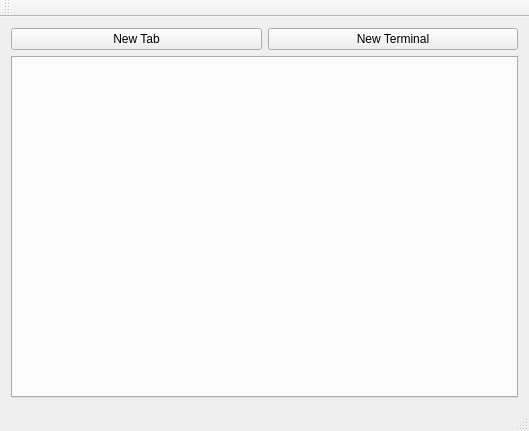
Above: sandboxbrowser.ui from luyikei/SandboxBrowser before the change. Below: the same form after it.
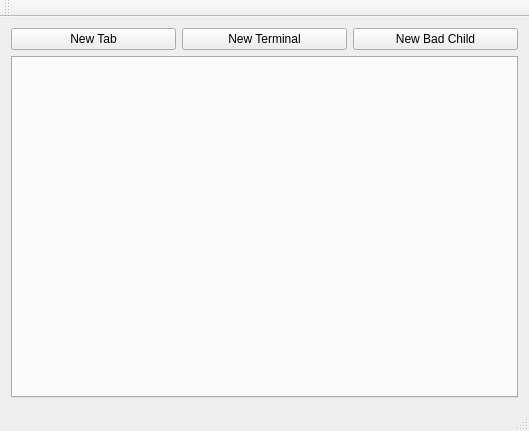
That is the form after the change.

```diff
--- a/sandboxbrowser.ui
+++ b/sandboxbrowser.ui
@@ -29,7 +29,14 @@
       </property>
      </widget>
     </item>
-    <item row="1" column="0" colspan="2">
+    <item row="0" column="2">
+     <widget class="QPushButton" name="newBadChild">
+      <property name="text">
+       <string>New Bad Child</string>
+      </property>
+     </widget>
+    </item>
+    <item row="1" column="0" colspan="3">
      <widget class="QTabWidget" name="tabWidget">
       <property name="currentIndex">
        <number>-1</number>
```
